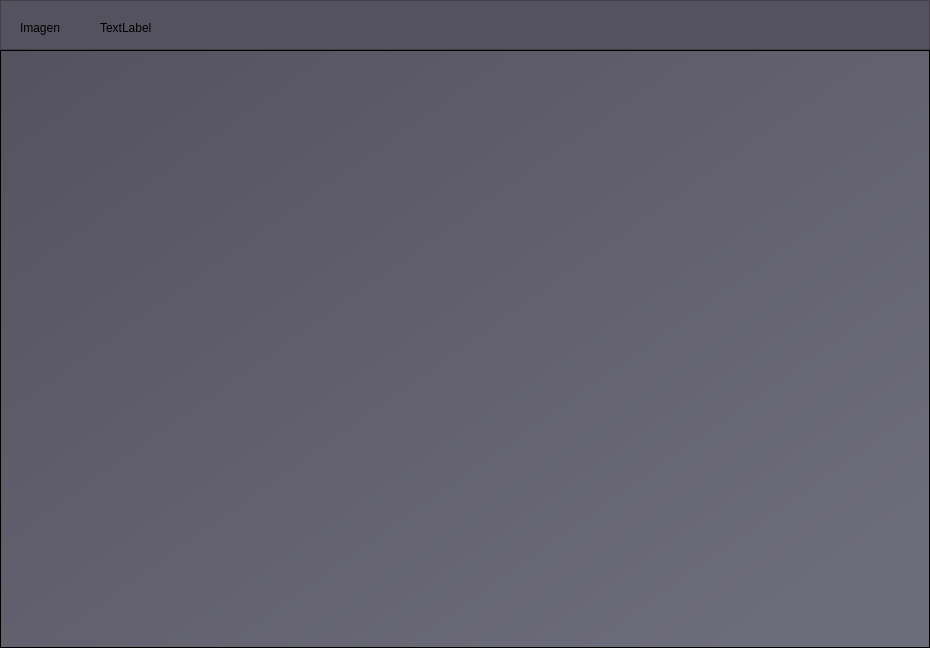
Old version of the form ui_designed/untitled.ui in the repository Pep3M/EscuelaTransito.
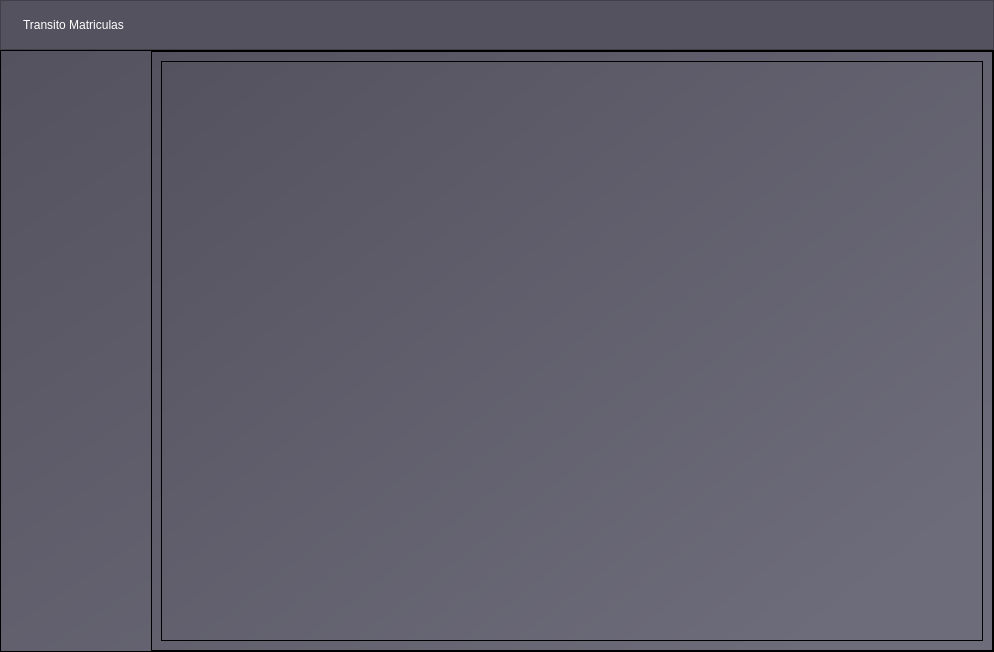
New version of the form. Icons and pictures are not drawn.

The edit to the form file:
```diff
--- a/ui_designed/untitled.ui
+++ b/ui_designed/untitled.ui
@@ -6,8 +6,8 @@
    <rect>
     <x>0</x>
     <y>0</y>
-    <width>930</width>
-    <height>648</height>
+    <width>994</width>
+    <height>652</height>
    </rect>
   </property>
   <property name="windowTitle">
@@ -58,32 +58,42 @@
       <property name="frameShadow">
        <enum>QFrame::Raised</enum>
       </property>
-      <widget class="QLabel" name="imagen_logo">
-       <property name="geometry">
-        <rect>
-         <x>20</x>
-         <y>20</y>
-         <width>55</width>
-         <height>16</height>
-        </rect>
-       </property>
-       <property name="text">
-        <string>Imagen</string>
-       </property>
-      </widget>
-      <widget class="QLabel" name="label">
-       <property name="geometry">
-        <rect>
-         <x>100</x>
-         <y>20</y>
-         <width>55</width>
-         <height>16</height>
-        </rect>
-       </property>
-       <property name="text">
-        <string>TextLabel</string>
-       </property>
-      </widget>
+      <layout class="QHBoxLayout" name="horizontalLayout">
+       <item>
+        <widget class="QLabel" name="imagen_logo">
+         <property name="text">
+          <string/>
+         </property>
+         <property name="pixmap">
+          <pixmap>VLC.png</pixmap>
+         </property>
+        </widget>
+       </item>
+       <item>
+        <widget class="QLabel" name="label">
+         <property name="styleSheet">
+          <string notr="true">font: 10pt &quot;Century Gothic&quot;;
+color: rgb(255, 255, 255);</string>
+         </property>
+         <property name="text">
+          <string>Transito Matriculas</string>
+         </property>
+        </widget>
+       </item>
+       <item>
+        <spacer name="horizontalSpacer">
+         <property name="orientation">
+          <enum>Qt::Horizontal</enum>
+         </property>
+         <property name="sizeHint" stdset="0">
+          <size>
+           <width>776</width>
+           <height>20</height>
+          </size>
+         </property>
+        </spacer>
+       </item>
+      </layout>
      </widget>
     </item>
     <item>
@@ -94,6 +104,69 @@
       <property name="frameShadow">
        <enum>QFrame::Raised</enum>
       </property>
+      <layout class="QHBoxLayout" name="horizontalLayout_2">
+       <property name="spacing">
+        <number>0</number>
+       </property>
+       <property name="leftMargin">
+        <number>0</number>
+       </property>
+       <property name="topMargin">
+        <number>0</number>
+       </property>
+       <property name="rightMargin">
+        <number>0</number>
+       </property>
+       <property name="bottomMargin">
+        <number>0</number>
+       </property>
+       <item>
+        <widget class="QFrame" name="menu_frame">
+         <property name="minimumSize">
+          <size>
+           <width>150</width>
+           <height>0</height>
+          </size>
+         </property>
+         <property name="maximumSize">
+          <size>
+           <width>150</width>
+           <height>16777215</height>
+          </size>
+         </property>
+         <property name="styleSheet">
+          <string notr="true">background-color: rgba(255, 255, 255, 0);</string>
+         </property>
+         <property name="frameShape">
+          <enum>QFrame::StyledPanel</enum>
+         </property>
+         <property name="frameShadow">
+          <enum>QFrame::Raised</enum>
+         </property>
+        </widget>
+       </item>
+       <item>
+        <widget class="QFrame" name="tree_frame">
+         <property name="minimumSize">
+          <size>
+           <width>400</width>
+           <height>600</height>
+          </size>
+         </property>
+         <property name="frameShape">
+          <enum>QFrame::StyledPanel</enum>
+         </property>
+         <property name="frameShadow">
+          <enum>QFrame::Raised</enum>
+         </property>
+         <layout class="QVBoxLayout" name="verticalLayout_2">
+          <item>
+           <widget class="QTreeView" name="treeView"/>
+          </item>
+         </layout>
+        </widget>
+       </item>
+      </layout>
      </widget>
     </item>
    </layout>
```
